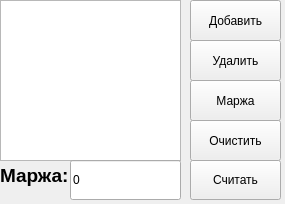
The window that MainWindow.ui (AsianIncest/BetterCalc) describes before a commit, drawn with Qt 5.
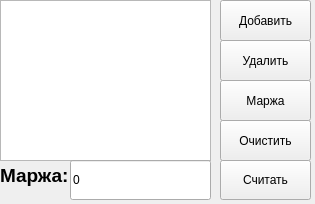
The same window after the commit.

Commit message: UI update, it's worked!

Patch:
```diff
--- a/MainWindow.ui
+++ b/MainWindow.ui
@@ -6,7 +6,7 @@
    <rect>
     <x>0</x>
     <y>0</y>
-    <width>285</width>
+    <width>315</width>
     <height>204</height>
    </rect>
   </property>
@@ -23,7 +23,7 @@
    <widget class="QPushButton" name="button_add">
     <property name="geometry">
      <rect>
-      <x>190</x>
+      <x>220</x>
       <y>0</y>
       <width>91</width>
       <height>41</height>
@@ -36,7 +36,7 @@
    <widget class="QPushButton" name="button_delete">
     <property name="geometry">
      <rect>
-      <x>190</x>
+      <x>220</x>
       <y>40</y>
       <width>91</width>
       <height>41</height>
@@ -49,7 +49,7 @@
    <widget class="QPushButton" name="button_clear">
     <property name="geometry">
      <rect>
-      <x>190</x>
+      <x>220</x>
       <y>120</y>
       <width>91</width>
       <height>41</height>
@@ -62,7 +62,7 @@
    <widget class="QPushButton" name="button_calc">
     <property name="geometry">
      <rect>
-      <x>190</x>
+      <x>220</x>
       <y>160</y>
       <width>91</width>
       <height>40</height>
@@ -77,7 +77,7 @@
      <rect>
       <x>0</x>
       <y>0</y>
-      <width>181</width>
+      <width>211</width>
       <height>161</height>
      </rect>
     </property>
@@ -85,7 +85,7 @@
    <widget class="QPushButton" name="button_marja">
     <property name="geometry">
      <rect>
-      <x>190</x>
+      <x>220</x>
       <y>80</y>
       <width>91</width>
       <height>41</height>
@@ -121,7 +121,7 @@
      <rect>
       <x>70</x>
       <y>160</y>
-      <width>111</width>
+      <width>141</width>
       <height>40</height>
      </rect>
     </property>
```
The commit also changes 3 other files.
